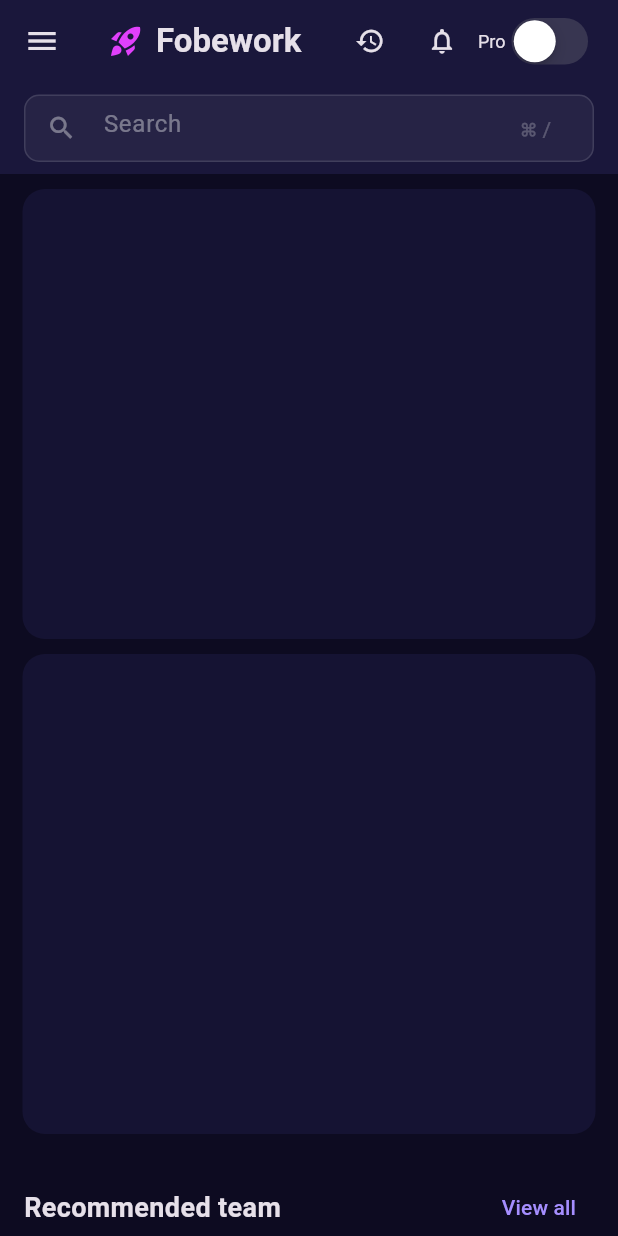
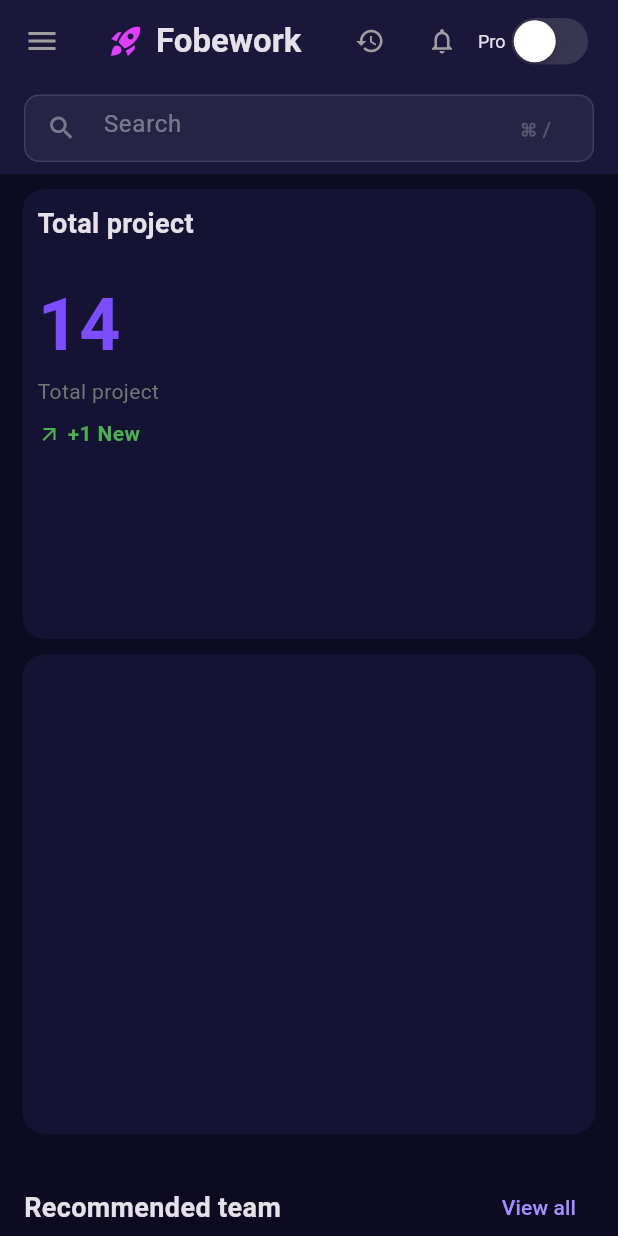
Before and after one commit to Samuel1-dev/flutter_tp, a Flutter app: the screen it shows after launch, on a phone screen of 412 x 824 dp. Run offline on Flutter 3.47's test engine with Material 3 defaults, Android fonts, the phone set to English and light mode, and no system bars.

Commit message:
création des containeur dan le homePage

```diff
--- a/lib/layaouts/app_bar.dart
+++ b/lib/layaouts/app_bar.dart
@@ -18,15 +18,15 @@ class _GlobalAppbarState extends State<GlobalAppbar> {
     return  AppBar(
       backgroundColor: const Color.fromARGB(255, 16, 14, 48),
     elevation: 1,
-  leading: Icon(Icons.menu),
+  leading: Icon(Icons.menu,color: Colors.grey),
   title: Row(
     children: [
       Icon(Icons.rocket_launch, color: Colors.purpleAccent),
       SizedBox(width: 8),
       Text("Fobework", style: TextStyle(fontWeight: FontWeight.bold)),
       Spacer(),
-      IconButton(icon: const Icon(Icons.history, size: 20), onPressed: () {}),
-      IconButton(icon: const Icon(Icons.notifications_none, size: 20), onPressed: () {}),
+      IconButton(icon: const Icon(Icons.history, size: 20,color: Colors.grey), onPressed: () {}),
+      IconButton(icon: const Icon(Icons.notifications_none, size: 20, color: Colors.grey,), onPressed: () {}),
       Text("Pro", style: TextStyle(fontSize: 12)),
       CupertinoSwitch(value: false, onChanged: (v) {}),
     ],
--- /dev/null
+++ b/lib/pages/home_page container/project_hour_container.dart
@@ -0,0 +1,24 @@
+import 'package:flutter/material.dart';
+
+class ProjectHourContainer extends StatelessWidget {
+  const ProjectHourContainer({super.key});
+
+  @override
+  Widget build(BuildContext context) {
+    return InkWell(
+            onTap: () => Navigator.pushNamed(context, '/project_hour'),
+             child: Padding(
+              padding: EdgeInsetsGeometry.symmetric(horizontal: 15.0),
+              child: Container(
+                height: 320,
+                width: 100,
+                decoration: BoxDecoration(
+                  borderRadius: BorderRadius.circular(15),
+                 color: const Color.fromARGB(255, 21, 19, 51),
+
+                ),
+              ),
+                       ),
+           );
+  }
+}
--- /dev/null
+++ b/lib/pages/home_page container/total_project_container.dart
@@ -0,0 +1,81 @@
+import 'package:flutter/material.dart';
+
+class TotalProjectContainer extends StatelessWidget {
+  const TotalProjectContainer({super.key});
+
+  @override
+  Widget build(BuildContext context) {
+    return  InkWell(
+              onTap: (){
+                Navigator.pushNamed(context, '/total_project');
+              },
+              child: Padding(
+                padding: EdgeInsetsGeometry.symmetric(horizontal: 15.0, vertical: 10.0),
+                child: Container(
+                  padding: EdgeInsets.all(10),
+                  height: 300,
+                  width: 100,
+                  decoration: BoxDecoration(
+                    borderRadius: BorderRadius.circular(15),
+                  color: const Color.fromARGB(255, 21, 19, 51)
+                  ),
+                  child: Column(
+                    crossAxisAlignment: CrossAxisAlignment.start,
+                    mainAxisSize: MainAxisSize.min,
+                    children: [
+                      Text("Total project",
+                      style: TextStyle(
+                          fontSize: 18,
+                          fontWeight: FontWeight.bold,
+
+                        ),
+                      ),
+                      SizedBox(height: 20),
+                    Row(
+              mainAxisAlignment: MainAxisAlignment.spaceBetween,
+              children: [
+
+                Column(
+                  crossAxisAlignment: CrossAxisAlignment.start,
+                  children: [
+                    Text(
+                      "14",
+                      style: TextStyle(
+                        fontSize: 48,
+                        fontWeight: FontWeight.bold,
+                        color: Colors.deepPurpleAccent,
+                      ),
+                    ),
+                    Text(
+                      "Total project",
+                      style: TextStyle(color: Colors.grey[600], fontSize: 14),
+                    ),
+                    SizedBox(height: 8),
+                    Row(
+                      children: [
+                        Icon(Icons.arrow_outward, color: Colors.green, size: 16),
+                        SizedBox(width: 4),
+                        Text(
+                          "+1 New",
+                          style: TextStyle(
+                            color: Colors.green,
+                            fontWeight: FontWeight.bold,
+                          ),
+                        ),
+                      ],
+                    ),
+                  ],
+                ),
+
+
+              ],
+            ),
+
+                    ],
+                  ),
+                ),
+              ),
+          );
+
+  }
+}
--- a/lib/pages/home_page.dart
+++ b/lib/pages/home_page.dart
@@ -1,5 +1,7 @@
 import 'package:flutter/material.dart';
 import 'package:tp_flutter/layaouts/app_bar.dart';
+import 'package:tp_flutter/pages/home_page container/project_hour_container.dart';
+import 'package:tp_flutter/pages/home_page container/total_project_container.dart';
 
 
 class HomePage extends StatelessWidget {
@@ -14,38 +16,8 @@ class HomePage extends StatelessWidget {
         scrollDirection: Axis.vertical,
 
         children: [
-
-          InkWell(
-            onTap: (){
-              Navigator.pushNamed(context, '/total_project');
-            },
-            child: Padding(
-              padding: EdgeInsetsGeometry.symmetric(horizontal: 15.0, vertical: 10.0),
-              child: Container(
-                height: 300,
-                width: 100,
-                decoration: BoxDecoration(
-                  borderRadius: BorderRadius.circular(15),
-                 color: const Color.fromARGB(255, 21, 19, 51),
-
-
-                ),
-              ),
-            ),
-          ),
-
-           Padding(
-            padding: EdgeInsetsGeometry.symmetric(horizontal: 15.0),
-            child: Container(
-              height: 320,
-              width: 100,
-              decoration: BoxDecoration(
-                borderRadius: BorderRadius.circular(15),
-               color: const Color.fromARGB(255, 21, 19, 51),
-
-              ),
-            ),
-          ),
+          TotalProjectContainer(),
+          ProjectHourContainer(),
           Padding(
               padding: const EdgeInsets.symmetric(horizontal: 16.0, vertical: 25.0),
               child: Row(
--- a/lib/pages/total_project_page.dart
+++ b/lib/pages/total_project_page.dart
@@ -13,6 +13,7 @@ class _TotalProjectPageState extends State<TotalProjectPage> {
   Widget build(BuildContext context) {
     return Scaffold(
       appBar: GlobalAppbar(),
+
     );
   }
 }
```
